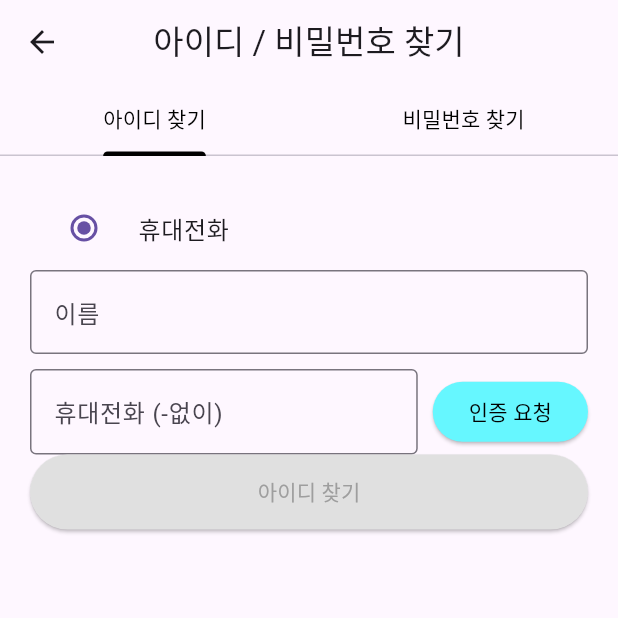
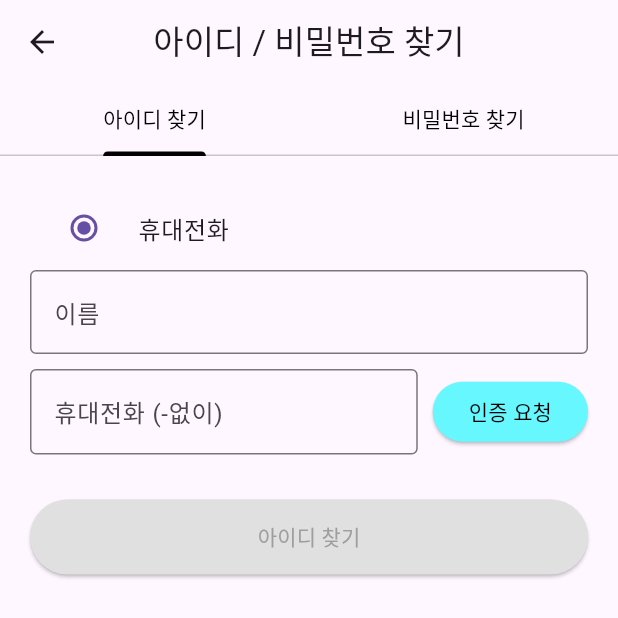
Before and after one commit to jeongmindol/smart_safe_return, a Flutter app: the IdPwSearchTab screen opened directly, on a phone screen of 412 x 824 dp, the top half of it. Run offline on Flutter 3.47's test engine with Material 3 defaults, Android fonts, the phone set to English and light mode, and no system bars; our stand-ins replace flutter_dotenv, flutter_riverpod, image_picker, jwt_decoder, location, permission_handler and 1 more; missing offline and left inert: flutter_naver_map, proj4dart; accounts and stored records are empty; statements that could not run were skipped.

Commit message:
0408 Noil commit

```diff
--- a/lib/components/setting/user/idpw_search_tab.dart
+++ b/lib/components/setting/user/idpw_search_tab.dart
@@ -41,7 +41,7 @@ class _IdPwSearchTabState extends State<IdPwSearchTab>
           controller: _tabController,
           indicatorColor: Colors.black,
           labelColor: Colors.black,
-          unselectedLabelColor: Colors.black, // ✨ 글씨를 항상 검은색으로
+          unselectedLabelColor: Colors.black,
           tabs: const [
             Tab(text: '아이디 찾기'),
             Tab(text: '비밀번호 찾기'),
@@ -55,7 +55,6 @@ class _IdPwSearchTabState extends State<IdPwSearchTab>
           Padding(
             padding: const EdgeInsets.all(20),
             child: SingleChildScrollView(
-              // 🔹 여기에 SingleChildScrollView 추가
               child: Column(
                 crossAxisAlignment: CrossAxisAlignment.start,
                 children: [
@@ -104,7 +103,7 @@ class _IdPwSearchTabState extends State<IdPwSearchTab>
                       ],
                     ),
                   ],
-                  const Spacer(),
+                  const SizedBox(height: 30), // 여기 수정!
                   SizedBox(
                     width: double.infinity,
                     height: 50,
@@ -128,7 +127,6 @@ class _IdPwSearchTabState extends State<IdPwSearchTab>
           Padding(
             padding: const EdgeInsets.all(20),
             child: SingleChildScrollView(
-              // 🔹 여기에 SingleChildScrollView 추가
               child: Column(
                 crossAxisAlignment: CrossAxisAlignment.start,
                 children: [
@@ -185,7 +183,7 @@ class _IdPwSearchTabState extends State<IdPwSearchTab>
                       ],
                     ),
                   ],
-                  const Spacer(),
+                  const SizedBox(height: 30), // 여기도 수정!
                   SizedBox(
                     width: double.infinity,
                     height: 50,
```
Also changed, not shown: lib/utils/CustomHttpClient.dart (added, +61 -0 lines), assets/images/profile.png (added), 4 other files.
